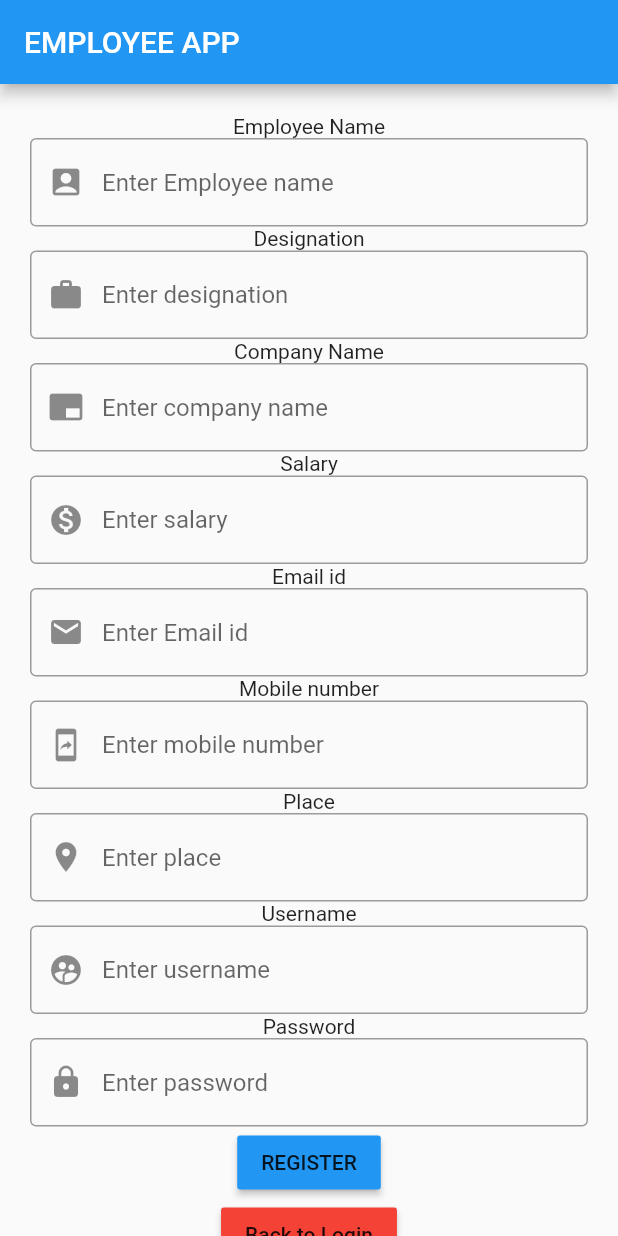
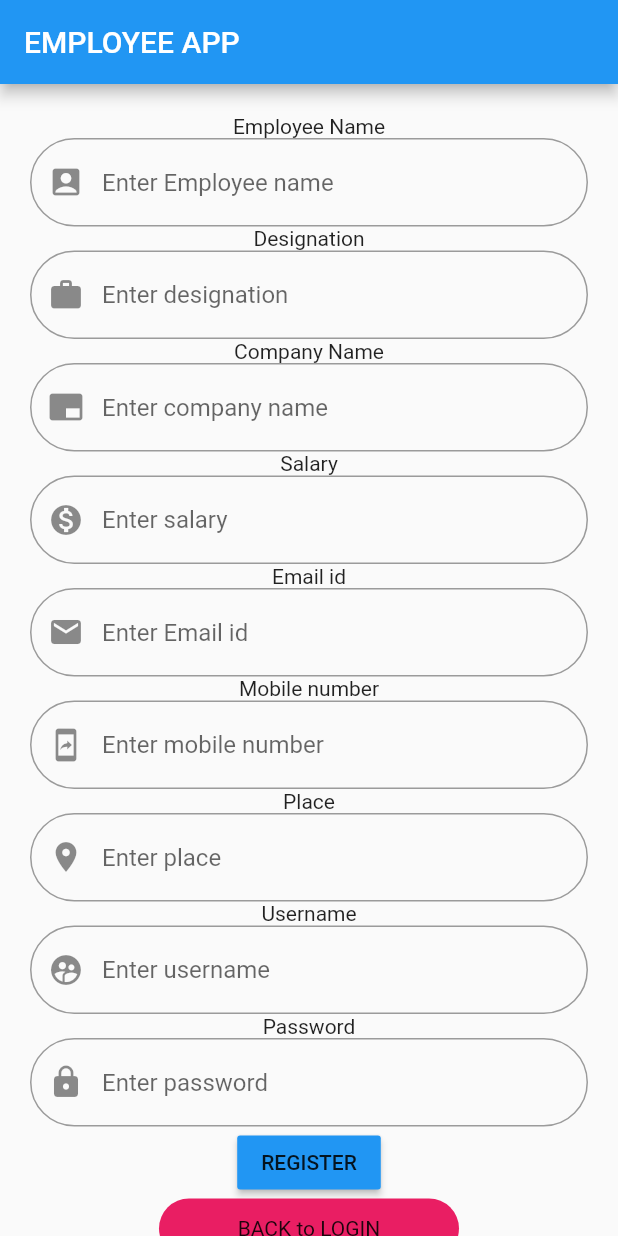
Before and after one commit to ankith1998/employee-app, a Flutter app: the screen it shows after launch, on a phone screen of 412 x 824 dp. Run offline on Flutter 3.47's test engine with Material 2 defaults, Android fonts, the phone set to English and light mode, and no system bars.

Commit message:
border and button changed

```diff
--- a/lib/main.dart
+++ b/lib/main.dart
@@ -33,7 +33,9 @@ TextEditingController pass =TextEditingController();
                   decoration: InputDecoration(
                     hintText: "Enter Employee name",
                     prefixIcon: Icon(Icons.account_box),
-                    border: OutlineInputBorder(),
+                    border: OutlineInputBorder(
+                      borderRadius: BorderRadius.circular(40.0),
+                    ),
                   ),
                 ),
                 Text("Designation"),
@@ -42,7 +44,9 @@ TextEditingController pass =TextEditingController();
                     decoration: InputDecoration(
                       hintText: "Enter designation",
                       prefixIcon: Icon(Icons.work),
-                      border: OutlineInputBorder(),
+                      border: OutlineInputBorder(
+                        borderRadius: BorderRadius.circular(40.0),
+                      ),
                     ),),
                 Text("Company Name"),
                 TextField(
@@ -50,7 +54,9 @@ TextEditingController pass =TextEditingController();
                   decoration: InputDecoration(
                     hintText: "Enter company name",
                     prefixIcon: Icon(Icons.branding_watermark),
-                    border: OutlineInputBorder(),
+                    border: OutlineInputBorder(
+                      borderRadius: BorderRadius.circular(40.0),
+                    ),
                   ),
                 ),
                 Text("Salary"),
@@ -59,7 +65,9 @@ TextEditingController pass =TextEditingController();
                   decoration: InputDecoration(
                     hintText: "Enter salary",
                     prefixIcon: Icon(Icons.monetization_on),
-                    border: OutlineInputBorder(),
+                    border: OutlineInputBorder(
+                      borderRadius: BorderRadius.circular(40.0),
+                    ),
                   ),
                 ),
                 Text("Email id"),
@@ -68,7 +76,9 @@ TextEditingController pass =TextEditingController();
                   decoration: InputDecoration(
                     hintText: "Enter Email id",
                     prefixIcon: Icon(Icons.email),
-                    border: OutlineInputBorder(),
+                    border: OutlineInputBorder(
+                      borderRadius: BorderRadius.circular(40.0),
+                    ),
                   ),
                 ),
                 Text("Mobile number"),
@@ -77,7 +87,9 @@ TextEditingController pass =TextEditingController();
                   decoration: InputDecoration(
                     hintText: "Enter mobile number",
                     prefixIcon: Icon(Icons.mobile_screen_share),
-                    border: OutlineInputBorder(),
+                    border: OutlineInputBorder(
+                      borderRadius: BorderRadius.circular(40.0),
+                    ),
                   ),
                 ),
                 Text("Place"),
@@ -86,7 +98,8 @@ TextEditingController pass =TextEditingController();
                   decoration: InputDecoration(
                     hintText: "Enter place",
                     prefixIcon: Icon(Icons.location_on),
-                    border: OutlineInputBorder(),
+                    border: OutlineInputBorder(
+                    borderRadius: BorderRadius.circular(40.0),),
                   ) ,),
                 Text("Username"),
                 TextField(
@@ -94,7 +107,9 @@ TextEditingController pass =TextEditingController();
                   decoration: InputDecoration(
                     hintText: "Enter username",
                     prefixIcon: Icon(Icons.supervised_user_circle),
-                    border: OutlineInputBorder(),
+                    border: OutlineInputBorder(
+                      borderRadius: BorderRadius.circular(40.0),
+                    ),
                   ),
                 ),
                 Text("Password"),
@@ -103,7 +118,9 @@ TextEditingController pass =TextEditingController();
                   decoration: InputDecoration(
                     hintText: "Enter password",
                     prefixIcon: Icon(Icons.lock),
-                    border: OutlineInputBorder(),
+                    border: OutlineInputBorder(
+                      borderRadius: BorderRadius.circular(40.0),
+                    ),
                   ),
                 ),
                 RaisedButton(
@@ -130,10 +147,15 @@ TextEditingController pass =TextEditingController();
                   },
                   color: Colors.blue,
                   child: Text("REGISTER"),),
-                RaisedButton(
-                  onPressed: (){},
-                  color: Colors.red,
-                  child: Text("Back to Login"),)
+               Container(
+                 width: 200.0,
+                 height: 40.0,
+                 child: Center(child: Text("BACK to LOGIN")),
+                 decoration: BoxDecoration(
+                   color: Colors.pink,
+                   borderRadius: BorderRadius.circular(40.0),
+                 ),
+               ),
 
               ],
             ),
```
